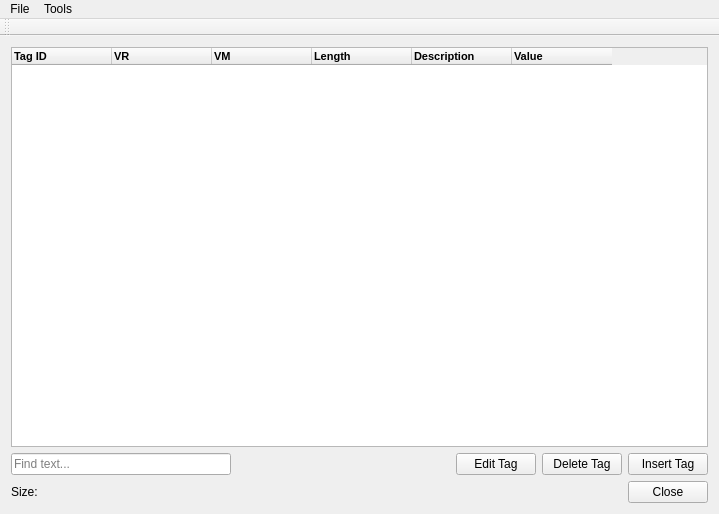
Above: DICOM-Viewer/DICOM-Viewer/DICOMViewer.ui from GavriloviciEduard/DICOM-Extractor-Viewer before the change. Below: the same form after it.
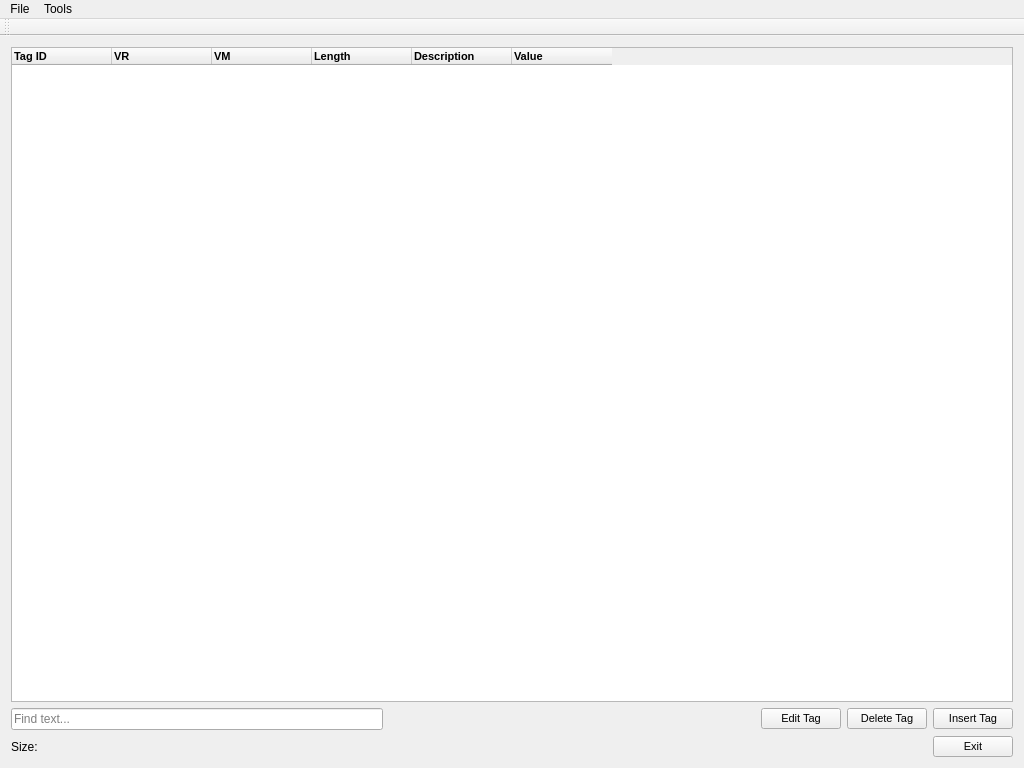
That is the form after the change. Icons and pictures are not drawn.

The edit to the form file:
```diff
--- a/DICOM-Viewer/DICOM-Viewer/DICOMViewer.ui
+++ b/DICOM-Viewer/DICOM-Viewer/DICOMViewer.ui
@@ -6,8 +6,8 @@
    <rect>
     <x>0</x>
     <y>0</y>
-    <width>719</width>
-    <height>514</height>
+    <width>1024</width>
+    <height>768</height>
    </rect>
   </property>
   <property name="contextMenuPolicy">
@@ -151,6 +151,12 @@
       </item>
       <item>
        <widget class="QPushButton" name="buttonEdit">
+        <property name="font">
+         <font>
+          <family>MS Shell Dlg 2</family>
+          <pointsize>8</pointsize>
+         </font>
+        </property>
         <property name="text">
          <string>Edit Tag</string>
         </property>
@@ -158,6 +164,12 @@
       </item>
       <item>
        <widget class="QPushButton" name="buttonDelete">
+        <property name="font">
+         <font>
+          <family>MS Shell Dlg 2</family>
+          <pointsize>8</pointsize>
+         </font>
+        </property>
         <property name="text">
          <string>Delete Tag</string>
         </property>
@@ -165,6 +177,12 @@
       </item>
       <item>
        <widget class="QPushButton" name="buttonInsert">
+        <property name="font">
+         <font>
+          <family>MS Shell Dlg 2</family>
+          <pointsize>8</pointsize>
+         </font>
+        </property>
         <property name="text">
          <string>Insert Tag</string>
         </property>
@@ -209,8 +227,14 @@
       </item>
       <item>
        <widget class="QPushButton" name="buttonClose">
+        <property name="font">
+         <font>
+          <family>MS Shell Dlg 2</family>
+          <pointsize>8</pointsize>
+         </font>
+        </property>
         <property name="text">
-         <string>Close</string>
+         <string>Exit</string>
         </property>
        </widget>
       </item>
@@ -223,7 +247,7 @@
     <rect>
      <x>0</x>
      <y>0</y>
-     <width>719</width>
+     <width>1024</width>
      <height>21</height>
     </rect>
    </property>
```
Left out of the diff: 5 changed lines with no effect on the pictures.
